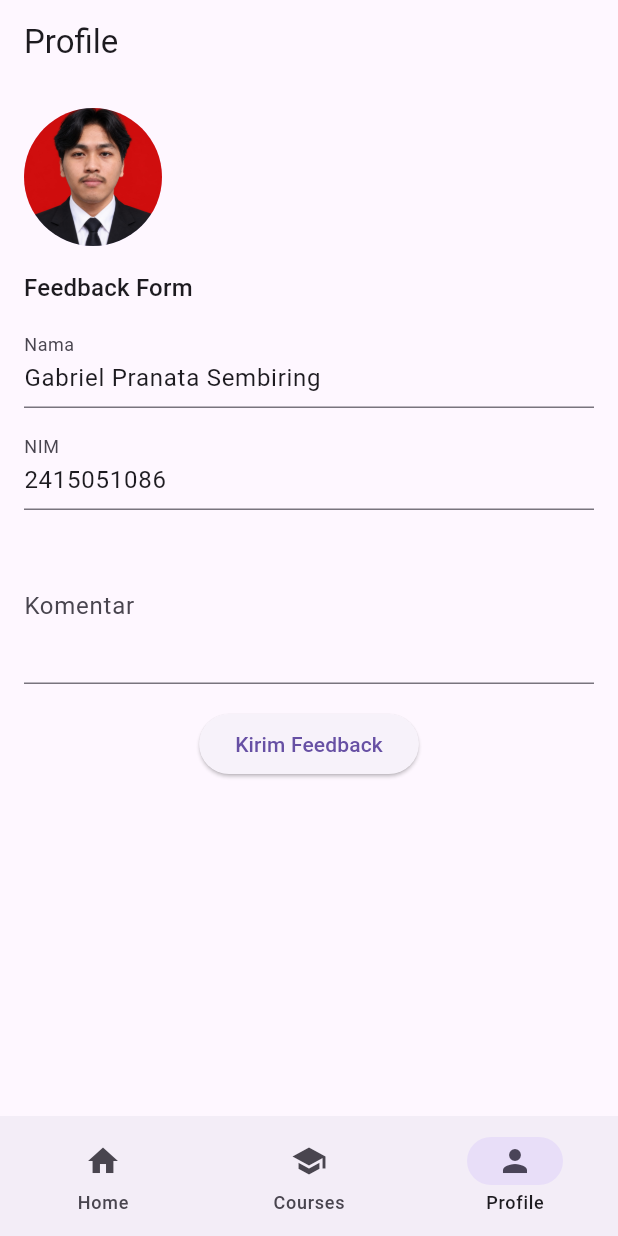
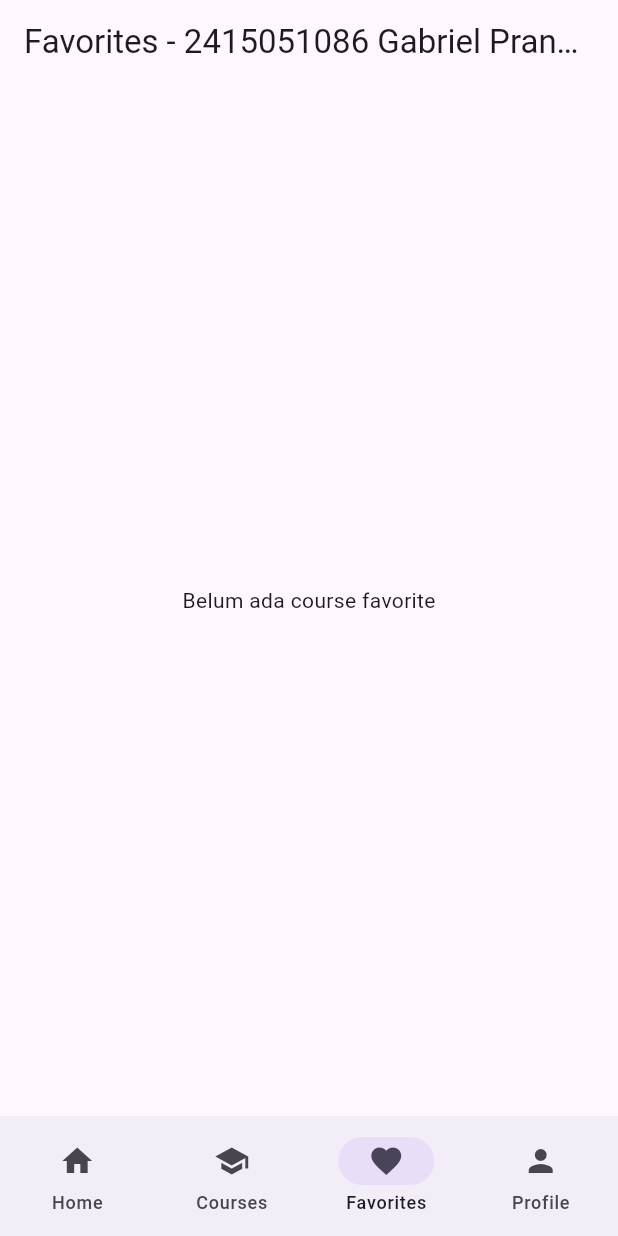
Before and after one commit to ellzwkwk/flutter_uI_fundamentals, a Flutter app: the screen it shows after launch, item 3 of the bottom bar chosen, on a phone screen of 412 x 824 dp. Run offline on Flutter 3.47's test engine with Material 3 defaults, Android fonts, the phone set to English and light mode, and no system bars.

Commit message:
Implementasikan shared favorite state lintas screen

```diff
--- /dev/null
+++ b/lib/screens/favorites_page.dart
@@ -0,0 +1,42 @@
+import 'package:flutter/material.dart';
+import 'package:provider/provider.dart';
+import '../main.dart' show studentName, studentId;
+import '../providers/course_provider.dart';
+import '../providers/course_state.dart';
+import '../widgets/course_tile.dart';
+import 'course_detail_page.dart';
+
+class FavoritesPage extends StatelessWidget {
+  const FavoritesPage({super.key});
+
+  @override
+  Widget build(BuildContext context) {
+    final courseState = context.watch<CourseState>();
+    final allCourses = context.watch<CourseProvider>().courses;
+
+    final favoriteCourses = allCourses
+        .where((course) => courseState.isFavorite(course.code))
+        .toList();
+
+    return Scaffold(
+      appBar: AppBar(title: Text('Favorites - $studentId $studentName')),
+      body: favoriteCourses.isEmpty
+          ? const Center(child: Text('Belum ada course favorite'))
+          : ListView.builder(
+              itemCount: favoriteCourses.length,
+              itemBuilder: (context, index) {
+                final course = favoriteCourses[index];
+                return CourseTile(
+                  course: course,
+                  onOpenDetail: (course) {
+                    Navigator.push(
+                      context,
+                      MaterialPageRoute(builder: (context) => CourseDetailPage(course: course)),
+                    );
+                  },
+                );
+              },
+            ),
+    );
+  }
+}
--- a/lib/screens/root_shell.dart
+++ b/lib/screens/root_shell.dart
@@ -1,6 +1,7 @@
 import 'package:flutter/material.dart';
 import 'home_tab.dart';
 import 'courses_page.dart';
+import 'favorites_page.dart';
 import 'profile_tab.dart';
 
 class RootShell extends StatefulWidget {
@@ -16,18 +17,21 @@ class _RootShellState extends State<RootShell> {
   static const List<Widget> pages = [
     HomeTab(),
     CoursesPage(),
+    FavoritesPage(),
     ProfileTab(),
   ];
 
   static const destinations = [
     NavigationDestination(icon: Icon(Icons.home), label: 'Home'),
     NavigationDestination(icon: Icon(Icons.school), label: 'Courses'),
+    NavigationDestination(icon: Icon(Icons.favorite), label: 'Favorites'),
     NavigationDestination(icon: Icon(Icons.person), label: 'Profile'),
   ];
 
   static const railDestinations = [
     NavigationRailDestination(icon: Icon(Icons.home), label: Text('Home')),
     NavigationRailDestination(icon: Icon(Icons.school), label: Text('Courses')),
+    NavigationRailDestination(icon: Icon(Icons.favorite), label: Text('Favorites')),
     NavigationRailDestination(icon: Icon(Icons.person), label: Text('Profile')),
   ];
 
```
